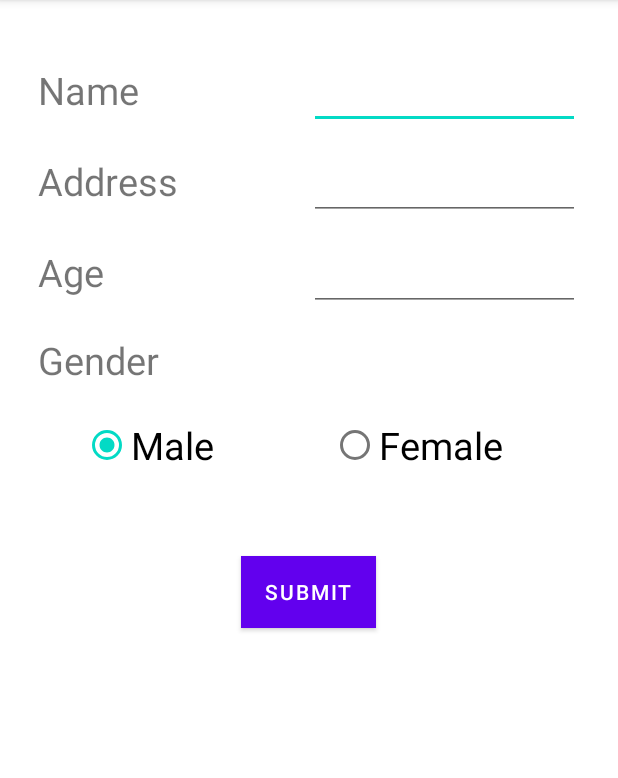
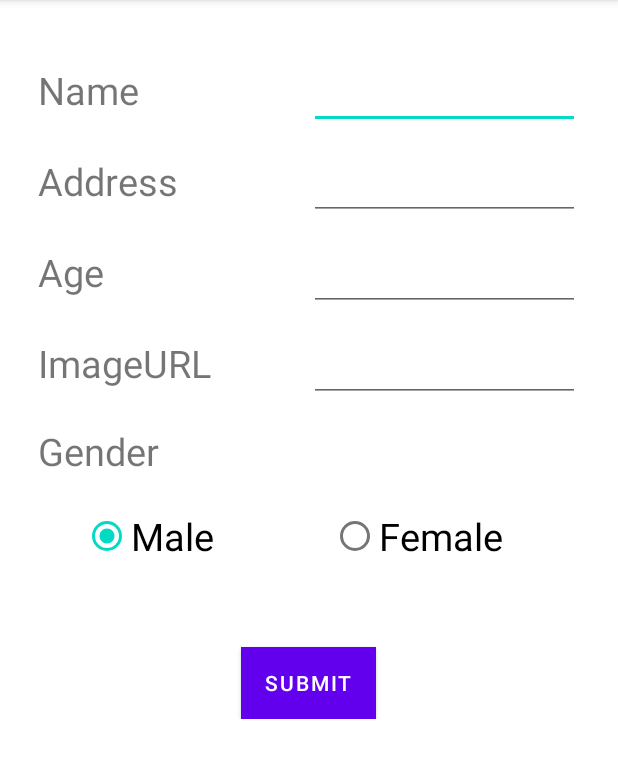
Before and after one commit to Ashishbhantana/esoftwarica, an Android app: the fragment AddStudentFragment shown on its own in the app's theme, on a phone screen of 412 x 824 dp, the part 84-862 px from its top. Run offline under Robolectric (Android 15) with nearby library versions, the phone set to English and light mode, and no system bars.

Commit message:
Initial commit

```diff
--- a/app/build.gradle
+++ b/app/build.gradle
@@ -48,4 +48,10 @@ dependencies {
     testImplementation 'junit:junit:4.+'
     androidTestImplementation 'androidx.test.ext:junit:1.1.2'
     androidTestImplementation 'androidx.test.espresso:espresso-core:3.3.0'
+
+    def glide_version = "4.8.0"
+    implementation "com.github.bumptech.glide:glide:$glide_version"
+    annotationProcessor "com.github.bumptech.glide:compiler:$glide_version"
+
+
 }
--- a/app/src/main/java/com/ashish/esoftwarica/NavigationBarActivity.kt
+++ b/app/src/main/java/com/ashish/esoftwarica/NavigationBarActivity.kt
@@ -60,6 +60,6 @@ class NavigationBarActivity : AppCompatActivity() {
         loadStudent()
     }
     private fun loadStudent() {
-        lstStudent.add(student(0, "Ashish Bhantana", "Kathmandu", "22", "Male"))
+        lstStudent.add(student(0, "Ashish Bhantana", "Kathmandu", "22", "https://miro.medium.com/max/1200/1*mk1-6aYaf_Bes1E3Imhc0A.jpeg","Male"))
     }
 }
--- a/app/src/main/java/com/ashish/esoftwarica/student.kt
+++ b/app/src/main/java/com/ashish/esoftwarica/student.kt
@@ -7,5 +7,6 @@ data class student (
     val sname: String? = null,
     val saddress: String? = null,
     val sage: String? = null,
+    val Image:String?=null,
     val sgender: String? = null
 ):Serializable
--- a/app/src/main/java/com/ashish/esoftwarica/studentadapter.kt
+++ b/app/src/main/java/com/ashish/esoftwarica/studentadapter.kt
@@ -7,6 +7,7 @@ import android.view.ViewGroup
 import android.widget.ImageView
 import android.widget.TextView
 import androidx.recyclerview.widget.RecyclerView
+import com.bumptech.glide.Glide
 
 class studentadapter (
     val lststudent: ArrayList<student>,
@@ -45,6 +46,8 @@ class studentadapter (
         holder.textViewgender.text=student.sgender
         holder.textViewage.text=student.sage
 
+        Glide.with(context).load(student.Image).into(holder.imgdp)
+
         holder.del.setOnClickListener {
             lststudent.removeAt(position)
             notifyItemRemoved(position)
--- a/app/src/main/java/com/ashish/esoftwarica/ui/addstudent/AddStudentFragment.kt
+++ b/app/src/main/java/com/ashish/esoftwarica/ui/addstudent/AddStudentFragment.kt
@@ -16,6 +16,7 @@ class AddStudentFragment : Fragment() {
     private lateinit var uname: EditText
     private lateinit var uaddress: EditText
     private lateinit var uage: EditText
+    private lateinit var imageurl:EditText
     private lateinit var rbmale: RadioButton
     private lateinit var rbfemale: RadioButton
     private lateinit var btnsubmit: Button
@@ -33,6 +34,7 @@ class AddStudentFragment : Fragment() {
         uname = view.findViewById(R.id.uname)
         uaddress = view.findViewById(R.id.uaddress)
         uage = view.findViewById(R.id.uage)
+        imageurl=view.findViewById(R.id.imageurl)
         rbmale = view.findViewById(R.id.rbmale)
         rbfemale = view.findViewById(R.id.rbfemale)
         btnsubmit = view.findViewById(R.id.btnsubmit)
@@ -45,7 +47,7 @@ class AddStudentFragment : Fragment() {
         btnsubmit.setOnClickListener {
             if (!uname.text.isNullOrEmpty() && !uage.text.isNullOrEmpty()){
                 (activity as NavigationBarActivity).lstStudent.add(
-                    student(0,uname.text.toString(),uaddress.text.toString(),uage.text.toString(),gender)
+                    student(0,uname.text.toString(),uaddress.text.toString(),uage.text.toString(),imageurl.text.toString(),gender)
                 )
                 Toast.makeText(context,"Student added succesfully",Toast.LENGTH_SHORT).show()
                 clearfields()
@@ -58,5 +60,7 @@ class AddStudentFragment : Fragment() {
         uname.text=null
         uaddress.text=null
         uage.text=null
+        imageurl.text=null
+
     }
 }
--- a/app/src/main/res/layout/fragment_addstudent.xml
+++ b/app/src/main/res/layout/fragment_addstudent.xml
@@ -1,5 +1,5 @@
 <?xml version="1.0" encoding="utf-8"?>
-<androidx.constraintlayout.widget.ConstraintLayout xmlns:android="http://schemas.android.com/apk/res/android"
+<ScrollView xmlns:android="http://schemas.android.com/apk/res/android"
     xmlns:app="http://schemas.android.com/apk/res-auto"
     xmlns:tools="http://schemas.android.com/tools"
     android:layout_width="match_parent"
@@ -65,6 +65,23 @@
                 android:layout_height="wrap_content"/>
         </LinearLayout>
         <LinearLayout
+            android:orientation="horizontal"
+            android:paddingTop="15dp"
+            android:layout_width="match_parent"
+            android:layout_height="wrap_content">
+            <TextView
+                android:text="ImageURL"
+                android:textSize="25dp"
+                android:layout_width="0dp"
+                android:layout_weight="1"
+                android:layout_height="wrap_content"/>
+            <EditText
+                android:id="@+id/imageurl"
+                android:layout_width="0dp"
+                android:layout_weight="1"
+                android:layout_height="wrap_content"/>
+        </LinearLayout>
+        <LinearLayout
             android:orientation="vertical"
             android:paddingTop="15dp"
             android:layout_width="match_parent"
@@ -109,4 +126,4 @@
 
 
 
-</androidx.constraintlayout.widget.ConstraintLayout>
+</ScrollView>
```
